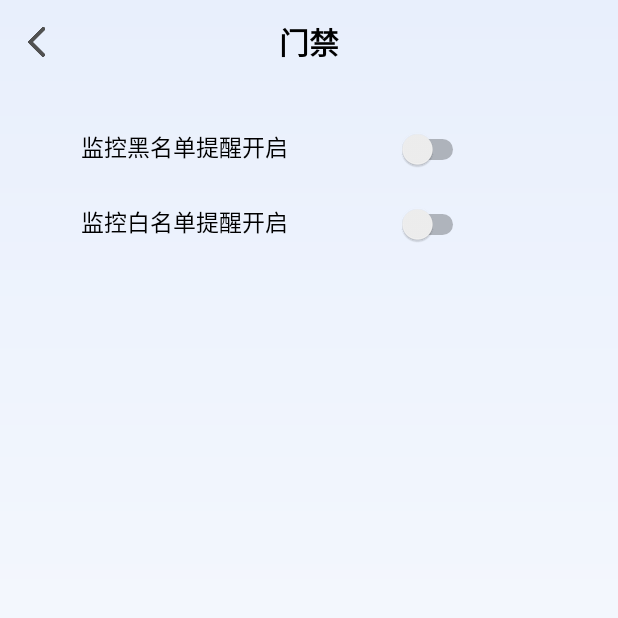
After one commit to We-Love-Yolo/MoniGuard, an Android app: the MessageInfoActivity screen opened directly, with no data from a screen before it, on a phone screen of 412 x 824 dp, the top half of it. The commit adds this screen. Run offline under Robolectric (Android 15) with nearby library versions, the phone set to English and light mode, and no system bars.

Commit message:
相对布局修改

```diff
--- /dev/null
+++ b/app/src/main/java/com/weloveyolo/moniguard/activity/MessageInfoActivity.java
@@ -0,0 +1,35 @@
+package com.weloveyolo.moniguard.activity;
+
+import android.annotation.SuppressLint;
+import android.content.Intent;
+import android.os.Bundle;
+import android.view.View;
+import android.widget.ImageButton;
+
+import androidx.activity.EdgeToEdge;
+import androidx.annotation.NonNull;
+import androidx.annotation.Nullable;
+import androidx.appcompat.app.AppCompatActivity;
+import androidx.core.graphics.Insets;
+import androidx.core.view.ViewCompat;
+import androidx.core.view.WindowInsetsCompat;
+
+import com.weloveyolo.moniguard.R;
+
+public class MessageInfoActivity extends AppCompatActivity {
+
+    @SuppressLint("MissingInflatedId")
+    @Override
+    protected void onCreate(Bundle savedInstanceState) {
+        super.onCreate(savedInstanceState);
+        setContentView(R.layout.activity_message_info);
+
+    }
+
+
+
+
+
+
+
+}
--- a/app/src/main/java/com/weloveyolo/moniguard/activity/MonitorActivity.java
+++ b/app/src/main/java/com/weloveyolo/moniguard/activity/MonitorActivity.java
@@ -108,6 +108,8 @@ public class MonitorActivity extends AppCompatActivity {
         }
     }
 
+
+
     // 返回上一页
     public void gotoHomePage(View view){
         onBackPressed();
--- a/app/src/main/res/drawable/rounded_rectangle.xml
+++ b/app/src/main/res/drawable/rounded_rectangle.xml
@@ -2,6 +2,10 @@
     android:shape="rectangle">
 
     <solid android:color="#FFFFFF" />
-    <corners android:radius="10dp" /> <!-- 圆角半径 -->
+    <corners>
+        <corners android:topLeftRadius="10dp" />
+        <corners android:topRightRadius="10dp" />
+    </corners>
+
 
 </shape>
--- /dev/null
+++ b/app/src/main/res/layout/activity_message_info.xml
@@ -0,0 +1,141 @@
+<?xml version="1.0" encoding="utf-8"?>
+<LinearLayout xmlns:android="http://schemas.android.com/apk/res/android"
+    xmlns:app="http://schemas.android.com/apk/res-auto"
+    xmlns:tools="http://schemas.android.com/tools"
+    android:layout_width="match_parent"
+    android:layout_height="match_parent"
+    android:orientation="vertical">
+    <Toolbar
+        android:layout_width="match_parent"
+        android:layout_height="wrap_content">
+
+        <ImageView
+            android:id="@+id/goback"
+            android:layout_width="20dp"
+            android:layout_height="20dp"
+            android:adjustViewBounds="true"
+            app:srcCompat="@drawable/goback3"
+            android:clickable="true"
+            android:onClick="gotoHomePage"
+            android:contentDescription="返回主页"/>
+
+        <LinearLayout
+            android:layout_width="wrap_content"
+            android:layout_height="wrap_content"
+            android:orientation="vertical"
+            android:layout_gravity="center">
+
+            <TextView
+                android:id="@+id/monitor_name"
+                android:layout_width="wrap_content"
+                android:layout_height="wrap_content"
+                android:text="门禁"
+                android:textColor="@android:color/black"
+                android:textSize="20dp"
+                android:textStyle="bold"
+                android:layout_gravity="center_horizontal"/>
+        </LinearLayout>
+    </Toolbar>
+
+    <LinearLayout
+        android:layout_width="match_parent"
+        android:layout_height="0dp"
+        android:layout_marginTop="20dp"
+        android:layout_gravity="center"
+        android:layout_marginLeft="40dp"
+        android:layout_marginRight="40dp"
+        android:orientation="vertical"
+        android:layout_weight="1">
+
+
+        <LinearLayout
+            android:layout_width="match_parent"
+            android:layout_height="50dp"
+            android:orientation="horizontal"
+            app:layout_constraintTop_toTopOf="parent">
+            <LinearLayout
+                android:layout_width="200dp"
+                android:layout_height="match_parent"
+                android:layout_weight="1"
+                android:gravity="center_horizontal"
+                android:orientation="vertical"
+                app:layout_constraintTop_toTopOf="parent">
+                <TextView
+                    android:layout_width="wrap_content"
+                    android:layout_height="wrap_content"
+                    android:layout_marginStart="0dp"
+                    android:layout_marginTop="10dp"
+                    android:text="监控黑名单提醒开启"
+                    android:textColor="@android:color/black"
+                    android:textSize="15dp"
+                    android:textStyle="normal"
+                    tools:ignore="MissingConstraints"
+                    />
+            </LinearLayout>
+
+            <LinearLayout
+                android:layout_width="200dp"
+                android:layout_height="match_parent"
+                android:layout_weight="1"
+                android:gravity="center_horizontal"
+                android:orientation="vertical"
+                app:layout_constraintTop_toTopOf="parent">
+
+                <Switch
+                    android:id="@+id/switch_black"
+                    android:layout_width="wrap_content"
+                    android:layout_height="wrap_content"
+                    android:checked="false"
+                    android:layout_marginStart="0dp"
+                    android:layout_marginTop="10dp"/>
+
+            </LinearLayout>
+
+        </LinearLayout>
+
+        <LinearLayout
+            android:layout_width="match_parent"
+            android:layout_height="50dp"
+            android:orientation="horizontal"
+            app:layout_constraintTop_toTopOf="parent">
+            <LinearLayout
+                android:layout_width="200dp"
+                android:layout_height="match_parent"
+                android:layout_weight="1"
+                android:gravity="center_horizontal"
+                android:orientation="vertical"
+                app:layout_constraintTop_toTopOf="parent">
+                <TextView
+                    android:layout_width="wrap_content"
+                    android:layout_height="wrap_content"
+                    android:layout_marginStart="0dp"
+                    android:layout_marginTop="10dp"
+                    android:text="监控白名单提醒开启"
+                    android:textColor="@android:color/black"
+                    android:textSize="15dp"
+                    android:textStyle="normal"
+                    tools:ignore="MissingConstraints"
+                    />
+            </LinearLayout>
+
+            <LinearLayout
+                android:layout_width="200dp"
+                android:layout_height="match_parent"
+                android:layout_weight="1"
+                android:gravity="center_horizontal"
+                android:orientation="vertical"
+                app:layout_constraintTop_toTopOf="parent">
+
+                <Switch
+                    android:id="@+id/switch_white"
+                    android:layout_width="wrap_content"
+                    android:layout_height="wrap_content"
+                    android:checked="false"
+                    android:layout_marginStart="0dp"
+                    android:layout_marginTop="10dp"/>
+
+            </LinearLayout>
+
+        </LinearLayout>
+    </LinearLayout>
+</LinearLayout>
--- a/app/src/main/res/layout/add_device.xml
+++ b/app/src/main/res/layout/add_device.xml
@@ -19,14 +19,14 @@
 
             <ImageView
                 android:id="@+id/goback"
-                android:layout_width="20dp"
+                android:layout_width="12dp"
                 android:layout_height="20dp"
                 android:layout_marginStart="16dp"
                 android:layout_marginTop="35dp"
                 android:adjustViewBounds="true"
+                android:onClick="goBack"
                 app:layout_constraintStart_toStartOf="parent"
                 app:layout_constraintTop_toTopOf="parent"
-                android:onClick="goBack"
                 app:srcCompat="@drawable/goback3" />
 
             <TextView
```
Also changed, not shown: app/src/main/AndroidManifest.xml (+18 -17 lines), app/src/main/java/com/weloveyolo/moniguard/ui/MyFragment.java (+13 -3 lines), app/src/main/res/layout/activity_info.xml (+5 -4 lines), app/src/main/res/layout/activity_main2.xml (added, +10 -0 lines), app/src/main/res/layout/fragment_home.xml (+13 -13 lines), app/src/main/res/layout/fragment_my.xml (+78 -72 lines).
